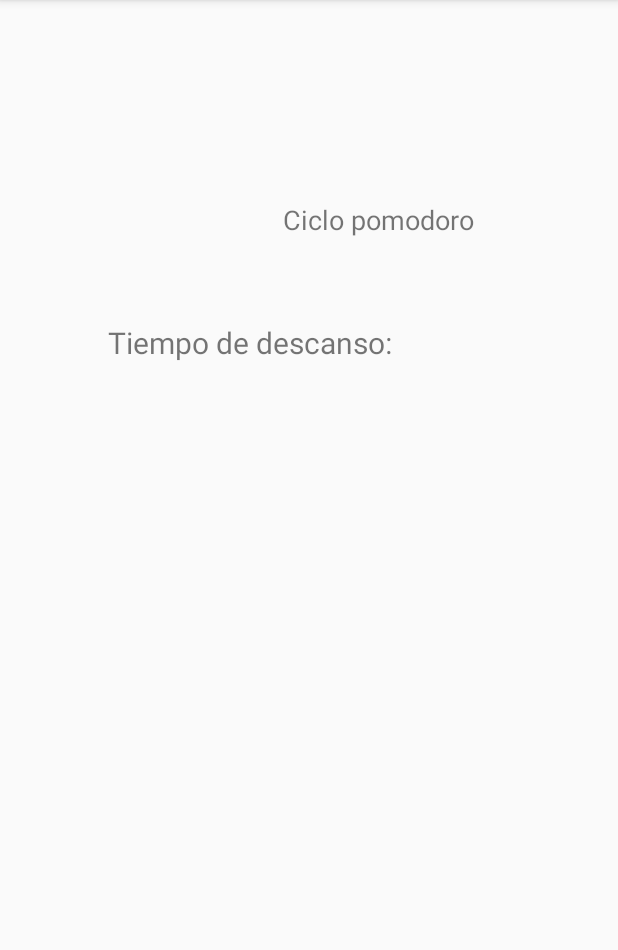
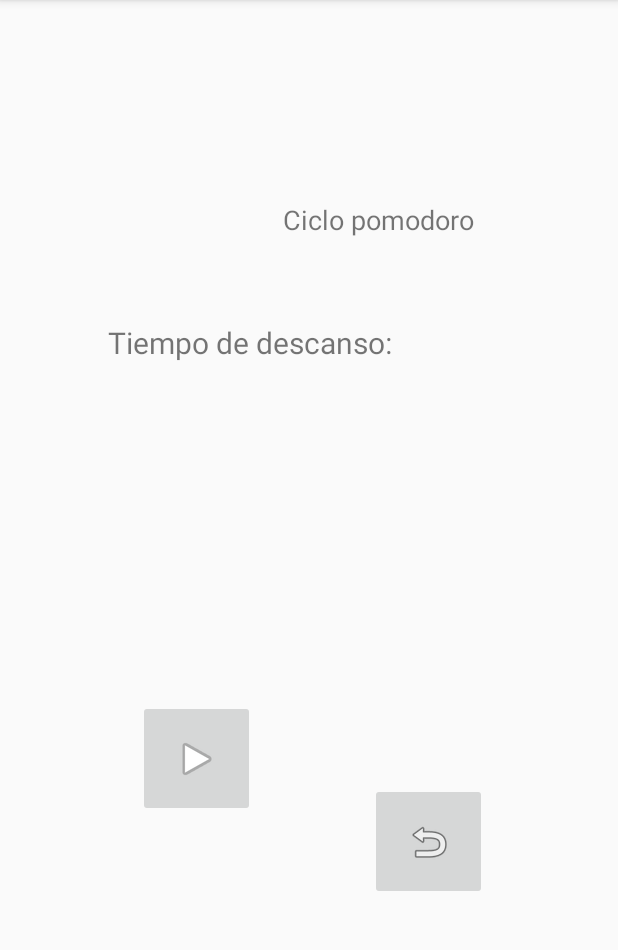
Before and after one commit to yorkosantillana/lab3g6, an Android app: the screen it shows after launch (MainActivity), on a phone screen of 412 x 824 dp, the part 84-1034 px from its top. Run offline under Robolectric (Android 15) with nearby library versions, the phone set to English and light mode, and no system bars.

Commit message:
Añadiendo buttons.

```diff
--- a/app/src/main/res/layout/activity_main.xml
+++ b/app/src/main/res/layout/activity_main.xml
@@ -53,4 +53,26 @@
         app:layout_constraintTop_toTopOf="parent"
         app:layout_constraintVertical_bias="0.705" />
 
+    <ImageButton
+        android:id="@+id/imageButton"
+        android:layout_width="78dp"
+        android:layout_height="78dp"
+        android:layout_marginStart="92dp"
+        app:layout_constraintBottom_toBottomOf="parent"
+        app:layout_constraintStart_toStartOf="parent"
+        app:layout_constraintTop_toTopOf="parent"
+        app:layout_constraintVertical_bias="0.676"
+        app:srcCompat="@android:drawable/ic_media_play" />
+
+    <ImageButton
+        android:id="@+id/imageButton2"
+        android:layout_width="78dp"
+        android:layout_height="78dp"
+        android:layout_marginBottom="168dp"
+        app:layout_constraintBottom_toBottomOf="parent"
+        app:layout_constraintEnd_toEndOf="parent"
+        app:layout_constraintHorizontal_bias="0.466"
+        app:layout_constraintStart_toEndOf="@+id/imageButton"
+        app:srcCompat="@android:drawable/ic_menu_revert" />
+
 </androidx.constraintlayout.widget.ConstraintLayout>
```
